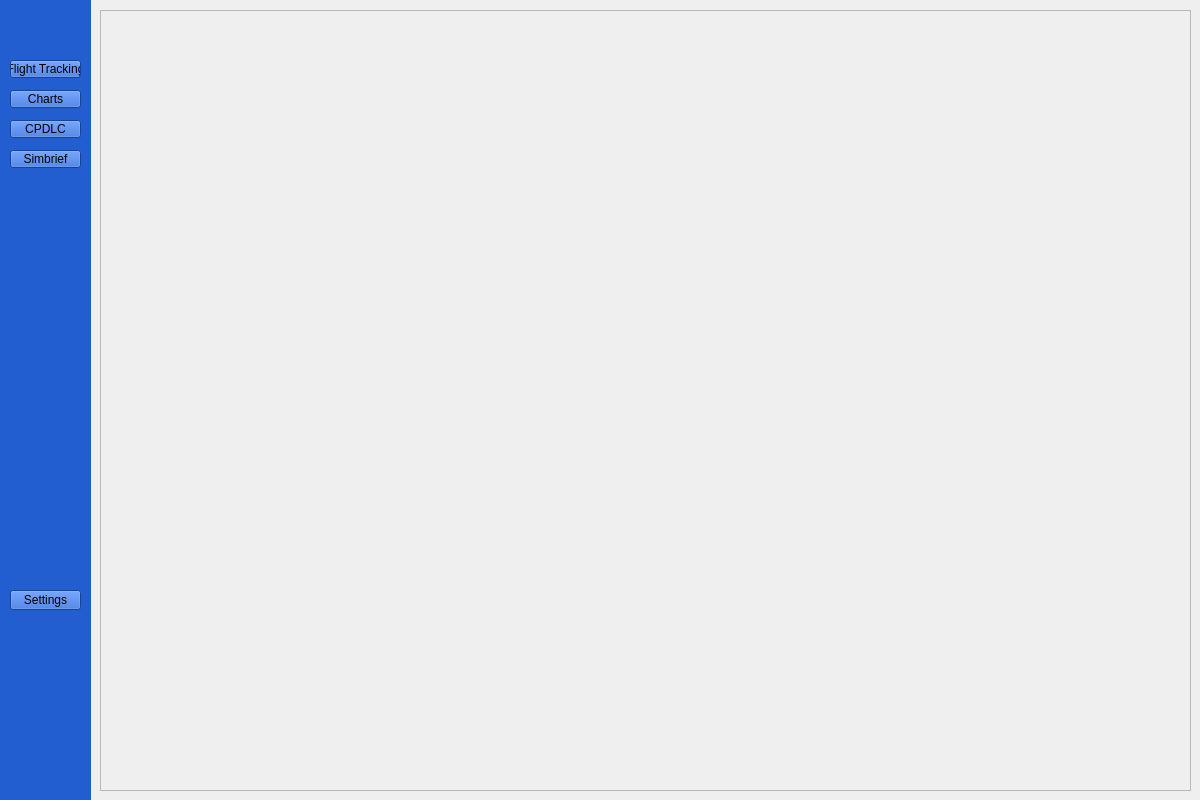
Above: tracking.ui from WiktorKociuba/VATATS before the change. Below: the same form after it.
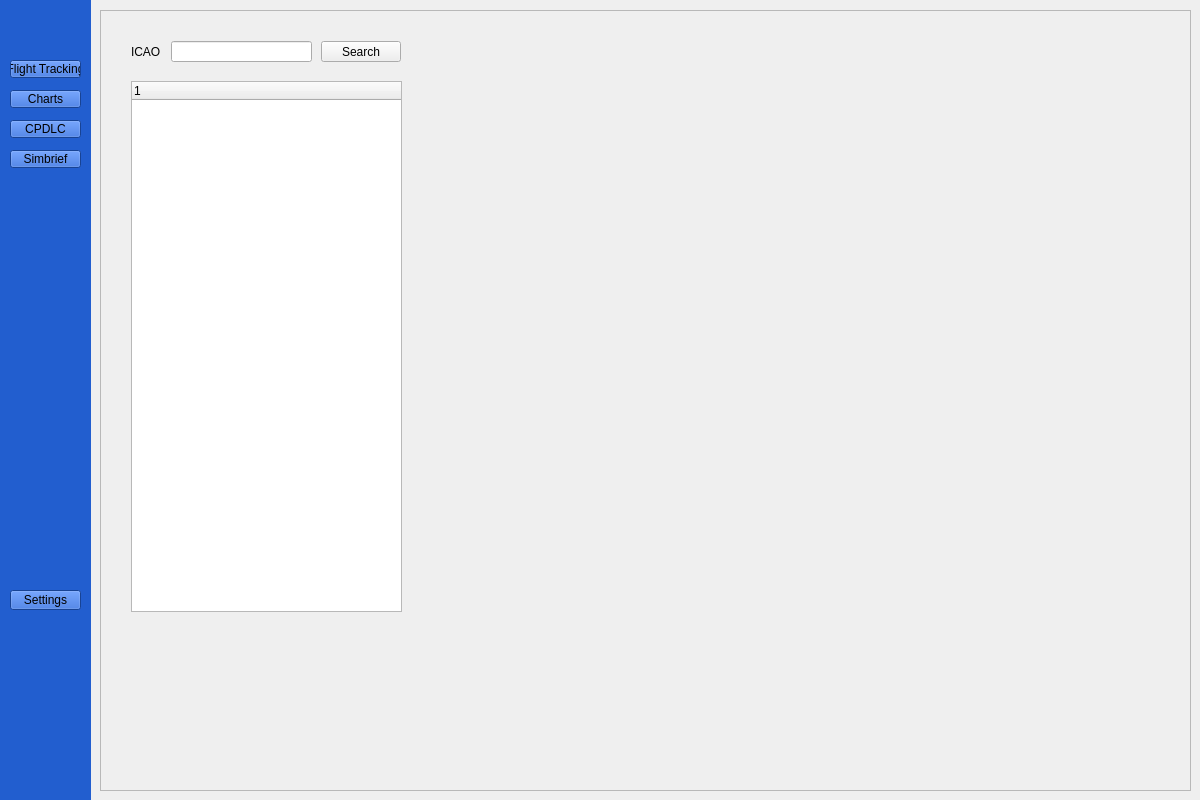
That is the form after the change. The open tabs and pages were chosen to show the change.

Commit message: Added charts fetched from chartfox to the ui

Patch:
```diff
--- a/tracking.ui
+++ b/tracking.ui
@@ -276,7 +276,64 @@
        </property>
       </widget>
      </widget>
-     <widget class="QWidget" name="page_2"/>
+     <widget class="QWidget" name="page_2">
+      <widget class="QLineEdit" name="icaoChartsLine">
+       <property name="geometry">
+        <rect>
+         <x>60</x>
+         <y>20</y>
+         <width>141</width>
+         <height>21</height>
+        </rect>
+       </property>
+      </widget>
+      <widget class="QLabel" name="label_8">
+       <property name="geometry">
+        <rect>
+         <x>20</x>
+         <y>10</y>
+         <width>37</width>
+         <height>41</height>
+        </rect>
+       </property>
+       <property name="text">
+        <string>ICAO</string>
+       </property>
+      </widget>
+      <widget class="QPushButton" name="searchChartsPB">
+       <property name="geometry">
+        <rect>
+         <x>210</x>
+         <y>20</y>
+         <width>80</width>
+         <height>21</height>
+        </rect>
+       </property>
+       <property name="text">
+        <string>Search</string>
+       </property>
+      </widget>
+      <widget class="QTreeWidget" name="chartsList">
+       <property name="geometry">
+        <rect>
+         <x>20</x>
+         <y>60</y>
+         <width>271</width>
+         <height>531</height>
+        </rect>
+       </property>
+      </widget>
+      <widget class="QWidget" name="chartView" native="true">
+       <property name="geometry">
+        <rect>
+         <x>300</x>
+         <y>60</y>
+         <width>761</width>
+         <height>531</height>
+        </rect>
+       </property>
+      </widget>
+     </widget>
      <widget class="QWidget" name="page_3">
       <widget class="QPushButton" name="connectHoppie">
        <property name="geometry">
```
Left out of the diff: 13 changed lines with no effect on the pictures. The commit also changes 12 other files.
